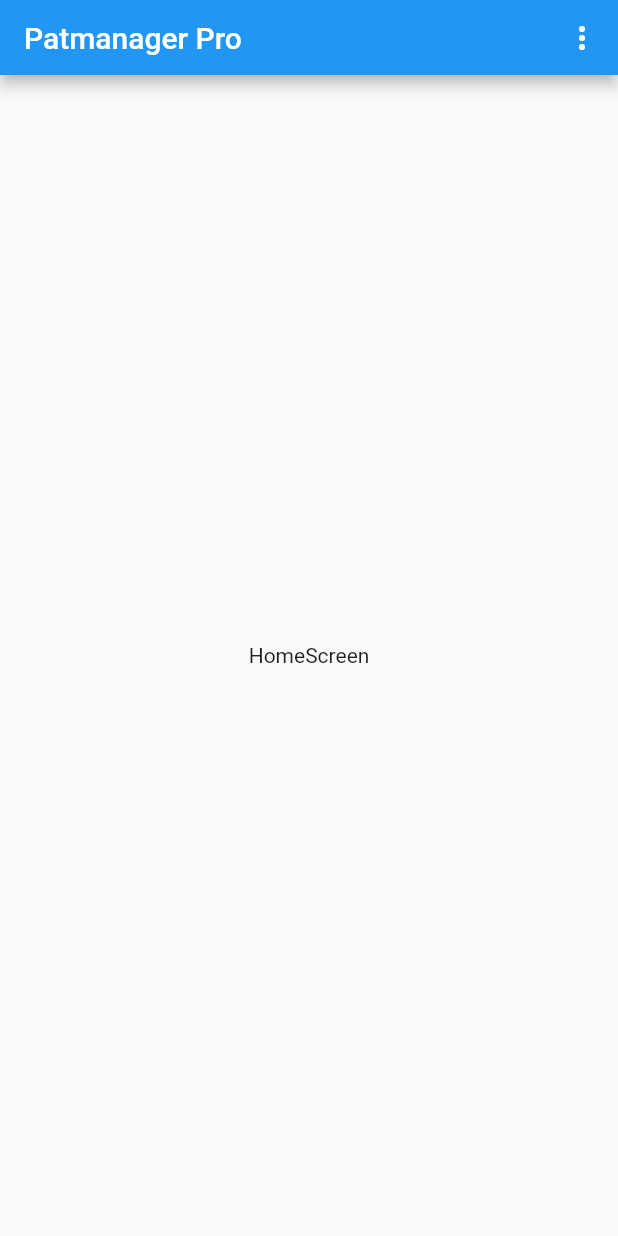
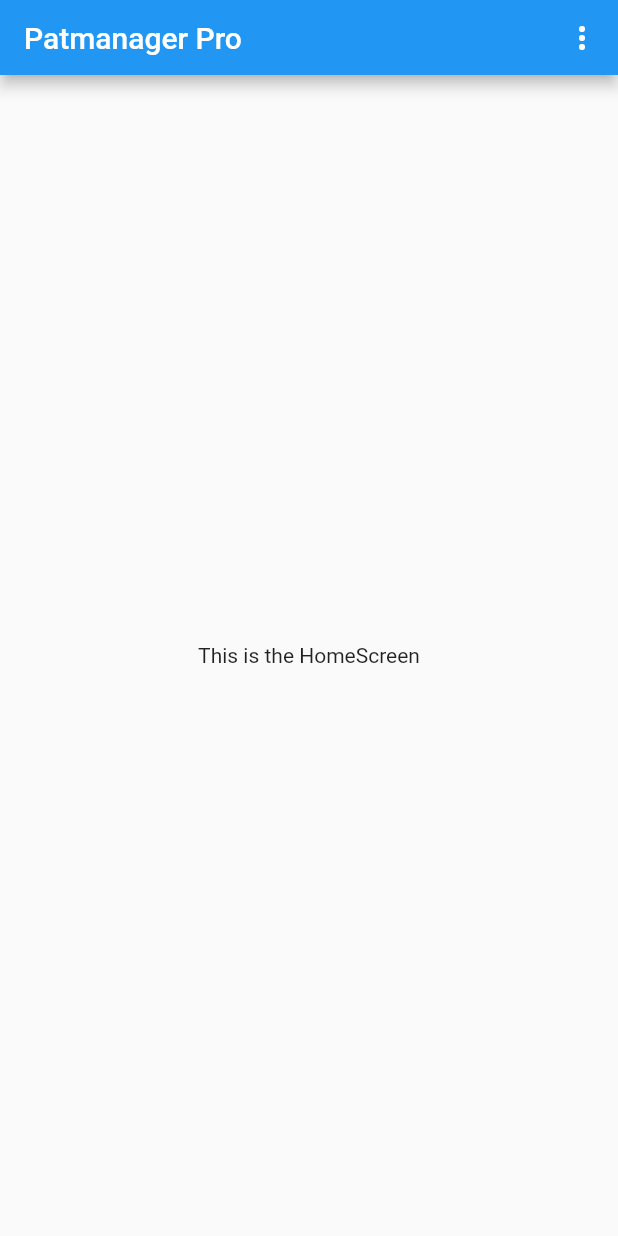
Before and after one commit to emely3h/https---github.com-doctosreyes-patmanager_pro, a Flutter app: the screen it shows after launch, on a phone screen of 412 x 824 dp. Run offline on Flutter 3.47's test engine with Material 2 defaults, Android fonts, the phone set to English and light mode, and no system bars.

Commit message:
first commit

```diff
--- a/lib/screens/HomeScreen.dart
+++ b/lib/screens/HomeScreen.dart
@@ -9,7 +9,7 @@ class HomeScreen extends StatelessWidget {
       appBar: CustomAppBar(),
       endDrawer: MenuRight(),
       body: Center(
-        child: Text("HomeScreen"),
+        child: Text("This is the HomeScreen"),
       ),
     );
   }
```
